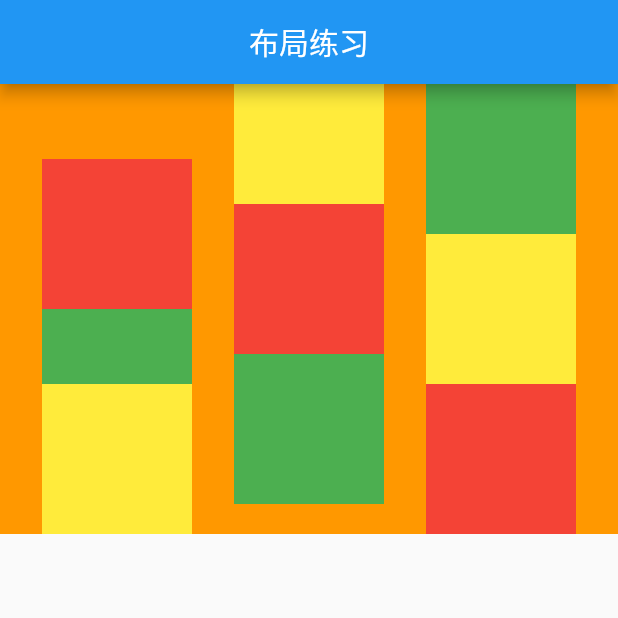
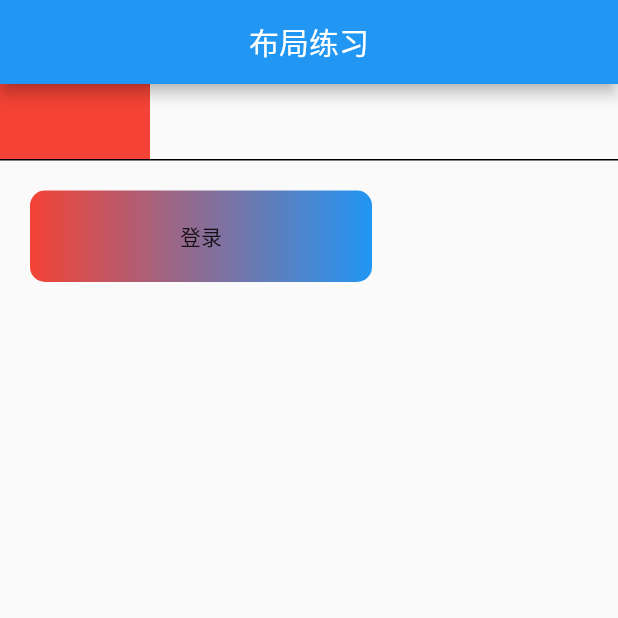
Before and after one commit to rainy1251/untitled, a Flutter app: the screen it shows after launch, on a phone screen of 412 x 824 dp, the top half of it. Run offline on Flutter 3.47's test engine with Material 2 defaults, Android fonts, the phone set to English and light mode, and no system bars; statements that could not run were skipped.

Commit message:
布局和约束

```diff
--- a/lib/widgets/LayoutWidget.dart
+++ b/lib/widgets/LayoutWidget.dart
@@ -12,74 +12,248 @@ class LayoutWidget extends StatelessWidget {
           centerTitle: true,
         ),
         body: Container(
-          color: Colors.orange,
-          height: 300,
-          child: Container(
-              child: Row(
-            mainAxisSize: MainAxisSize.max,
-            mainAxisAlignment: MainAxisAlignment.spaceEvenly,
-            crossAxisAlignment: CrossAxisAlignment.end,
-            children: [
-              Column(
-                mainAxisSize: MainAxisSize.min,
+          child: const ConstrainedBoxWidget(),
+          // child: Flex(
+          //   direction: Axis.vertical,
+          //   children: [
+          //     Expanded(
+          //       child: Container(
+          //         width: 100,
+          //         height: 100,
+          //         color: Colors.red,
+          //       ),
+          //       flex: 1,
+          //     ),
+          //     Expanded(
+          //       child: Container(
+          //         width: 100,
+          //         height: 50,
+          //         color: Colors.green,
+          //       ),
+          //       flex: 2,
+          //     ),
+          //     Expanded(
+          //       child: Container(
+          //         width: 100,
+          //         height: 100,
+          //         color: Colors.yellow,
+          //       ),
+          //       flex: 3,
+          //     )
+          //   ],
+          // )
+
+          // Container(
+          //     child: Row(
+          //   mainAxisSize: MainAxisSize.max,
+          //   mainAxisAlignment: MainAxisAlignment.spaceEvenly,
+          //   crossAxisAlignment: CrossAxisAlignment.end,
+          //   children: [
+          //     Column(
+          //       mainAxisSize: MainAxisSize.min,
+          //       children: [
+          //         Container(
+          //           width: 100,
+          //           height: 100,
+          //           color: Colors.red,
+          //         ),
+          //         Container(
+          //           width: 100,
+          //           height: 50,
+          //           color: Colors.green,
+          //         ),
+          //         Container(
+          //           width: 100,
+          //           height: 100,
+          //           color: Colors.yellow,
+          //         )
+          //       ],
+          //     ),
+          //     Column(
+          //       children: [
+          //         Container(
+          //           width: 100,
+          //           height: 80,
+          //           color: Colors.yellow,
+          //         ),
+          //         Container(
+          //           width: 100,
+          //           height: 100,
+          //           color: Colors.red,
+          //         ),
+          //         Container(
+          //           width: 100,
+          //           height: 100,
+          //           color: Colors.green,
+          //         )
+          //       ],
+          //     ),
+          //     Column(
+          //       children: [
+          //         Container(
+          //           width: 100,
+          //           height: 100,
+          //           color: Colors.green,
+          //         ),
+          //         Container(
+          //           width: 100,
+          //           height: 100,
+          //           color: Colors.yellow,
+          //         ),
+          //         Container(
+          //           width: 100,
+          //           height: 100,
+          //           color: Colors.red,
+          //         )
+          //       ],
+          //     )
+          //   ],
+          // )),
+        ));
+  }
+}
+
+class WrapWidget extends StatefulWidget {
+  const WrapWidget({Key? key}) : super(key: key);
+
+  @override
+  _WrapWidgetState createState() => _WrapWidgetState();
+}
+
+class _WrapWidgetState extends State<WrapWidget> {
+  final List<int> _list = [];
+
+  @override
+  void initState() {
+    // TODO: implement initState
+    super.initState();
+    for (var i = 0; i < 16; i++) {
+      _list.add(i);
+    }
+  }
+
+  @override
+  Widget build(BuildContext context) {
+    return Wrap(
+      direction: Axis.horizontal,
+      alignment: WrapAlignment.start,
+      spacing: 1,
+      runSpacing: 1,
+      children: _list
+          .map(
+            (e) => Container(
+              child: Text(
+                e.toString(),
+                textAlign: TextAlign.center,
+              ),
+              height: 100,
+              width: 90,
+              color: Colors.blue,
+            ),
+          )
+          .toList(),
+    );
+  }
+}
+
+class StackWidget extends StatelessWidget {
+  const StackWidget({Key? key}) : super(key: key);
+
+  @override
+  Widget build(BuildContext context) {
+    return Container(
+      width: double.infinity,
+      color: Colors.grey,
+      child: Stack(
+        alignment: AlignmentDirectional.topEnd,
+        fit: StackFit.loose,
         children: [
           Container(
+            height: 100,
             width: 100,
-                    height: 100,
             color: Colors.red,
           ),
           Container(
-                    width: 100,
-                    height: 50,
+            height: 100,
+            width: 50,
             color: Colors.green,
           ),
-                  Container(
+          Positioned(
               width: 100,
-                    height: 100,
+              child: Container(
                 color: Colors.yellow,
-                  )
+                height: 50,
+                width: 50,
+              ))
         ],
       ),
-              Column(
-                children: [
-                  Container(
-                    width: 100,
-                    height: 80,
-                    color: Colors.yellow,
-                  ),
-                  Container(
-                    width: 100,
-                    height: 100,
-                    color: Colors.red,
-                  ),
-                  Container(
+    );
+  }
+}
+
+class AlignWidget extends StatelessWidget {
+  const AlignWidget({Key? key}) : super(key: key);
+
+  @override
+  Widget build(BuildContext context) {
+    return Container(
+      //  margin: const EdgeInsetsDirectional.all(10),
+      margin: const EdgeInsetsDirectional.only(start: 10),
+      padding: EdgeInsetsDirectional.all(20),
       width: 100,
       height: 100,
       color: Colors.green,
+      child: const Align(
+        alignment: Alignment.topCenter,
+        child: FlutterLogo(
+          size: 36,
+          textColor: Colors.red,
+        ),
+      ),
+    );
+  }
+}
+
+class ConstrainedBoxWidget extends StatelessWidget {
+  const ConstrainedBoxWidget({Key? key}) : super(key: key);
+
+  @override
+  Widget build(BuildContext context) {
+    return Column(
+      mainAxisAlignment: MainAxisAlignment.start,
+      crossAxisAlignment: CrossAxisAlignment.start,
+      children: [
+        ConstrainedBox(
+          constraints: BoxConstraints(maxWidth: 100, minWidth: 0),
+          child: Container(
+            width: 100,
+            height: 50,
+            color: Colors.red,
+          ),
+        ),
+        SizedBox(
+          width: double.infinity,
+          height: 1,
+          child: Container(
+            color: Colors.black,
+          ),
+        ),
+        Container(
+          padding: EdgeInsetsDirectional.all(20),
+          child: DecoratedBox(
+            decoration: BoxDecoration(
+                gradient: LinearGradient(colors: [Colors.red, Colors.blue]),
+                borderRadius: BorderRadius.circular(10.0),
+                boxShadow:
+            ),
+            child: Padding(
+              padding: EdgeInsetsDirectional.only(
+                  start: 100, top: 20, end: 100, bottom: 20),
+              child: Text("登录"),
+            ),
+          ),
         )
       ],
-              ),
-              Column(
-                children: [
-                  Container(
-                    width: 100,
-                    height: 100,
-                    color: Colors.green,
-                  ),
-                  Container(
-                    width: 100,
-                    height: 100,
-                    color: Colors.yellow,
-                  ),
-                  Container(
-                    width: 100,
-                    height: 100,
-                    color: Colors.red,
-                  )
-                ],
-              )
-            ],
-          )),
-        ));
+    );
   }
 }
```
Lines whose indentation alone changed are shown as unchanged.
